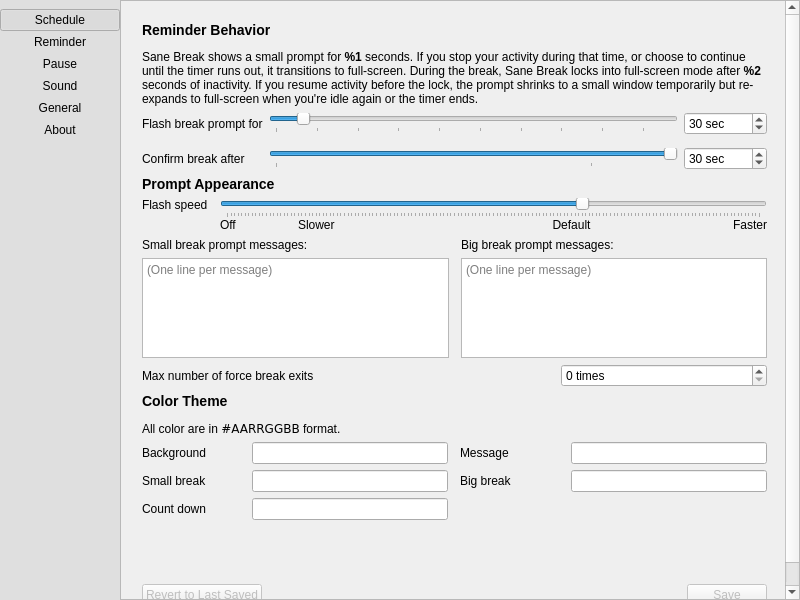
Qt form src/gui/pref-window.ui (AllanChain/sane-break) before a commit.
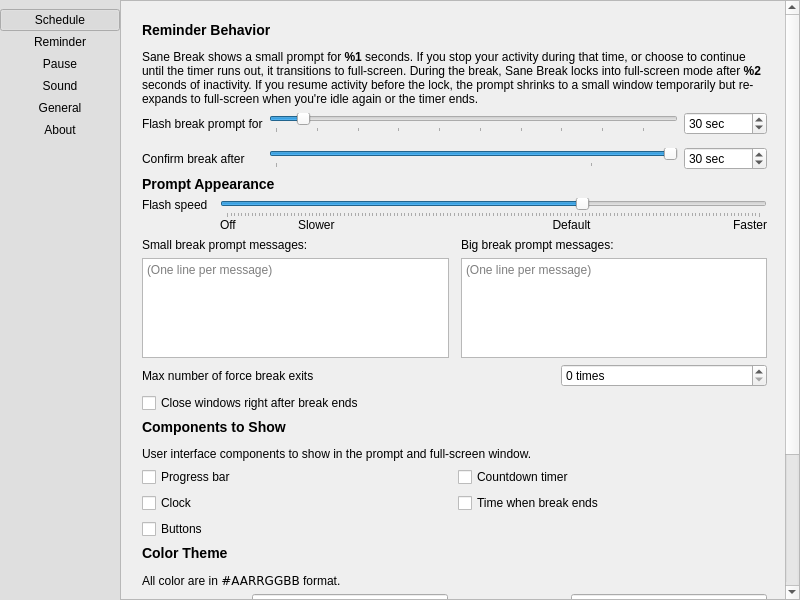
The same form after that commit. The open tabs and pages were chosen to show the change. Icons and pictures are not drawn. Custom widgets are drawn as their Qt base class.

Commit message:
enable immersive break experience
Specifically, this commit
- Add a clock and time when break ends to the full-screen window
- Users can choose which UI elements are shown on windows
- It's possible to leave the window open until user activity

By doing this, the user can remove progress bar and countdown from the
window and, instead of focusing on the countdown, the user is encouraged
to take other activities and come back after the break ends. Also, by
not closing the window as soon as the break ends, we are not encouraging
user to come back to work immediately.

Closes #60

Patch:
```diff
--- a/src/gui/pref-window.ui
+++ b/src/gui/pref-window.ui
@@ -229,7 +229,7 @@
          <x>0</x>
          <y>0</y>
          <width>659</width>
-         <height>647</height>
+         <height>887</height>
         </rect>
        </property>
        <layout class="QVBoxLayout" name="verticalLayout_8">
@@ -791,6 +791,61 @@
               </item>
              </layout>
             </item>
+            <item>
+             <widget class="QCheckBox" name="autoCloseWindowAfterBreak">
+              <property name="text">
+               <string>Close windows right after break ends</string>
+              </property>
+             </widget>
+            </item>
+            <item>
+             <widget class="QLabel" name="label_16">
+              <property name="text">
+               <string>&lt;h3&gt;Components to Show&lt;/h3&gt;
+
+&lt;p&gt;User interface components to show in the prompt and full-screen window.&lt;/p&gt;</string>
+              </property>
+             </widget>
+            </item>
+            <item>
+             <layout class="QGridLayout" name="gridLayout_12">
+              <item row="1" column="1">
+               <widget class="QCheckBox" name="showEndTime">
+                <property name="text">
+                 <string>Time when break ends</string>
+                </property>
+               </widget>
+              </item>
+              <item row="0" column="1">
+               <widget class="QCheckBox" name="showCountdown">
+                <property name="text">
+                 <string>Countdown timer</string>
+                </property>
+               </widget>
+              </item>
+              <item row="0" column="0">
+               <widget class="QCheckBox" name="showProgressBar">
+                <property name="text">
+                 <string>Progress bar</string>
+                </property>
+               </widget>
+              </item>
+              <item row="1" column="0">
+               <widget class="QCheckBox" name="showClock">
+                <property name="text">
+                 <string>Clock</string>
+                </property>
+               </widget>
+              </item>
+              <item row="2" column="0">
+               <widget class="QCheckBox" name="showButtons">
+                <property name="text">
+                 <string>Buttons</string>
+                </property>
+               </widget>
+              </item>
+             </layout>
+            </item>
             <item>
              <widget class="QLabel" name="label_2">
               <property name="text">
```
The commit also changes 12 other files.
